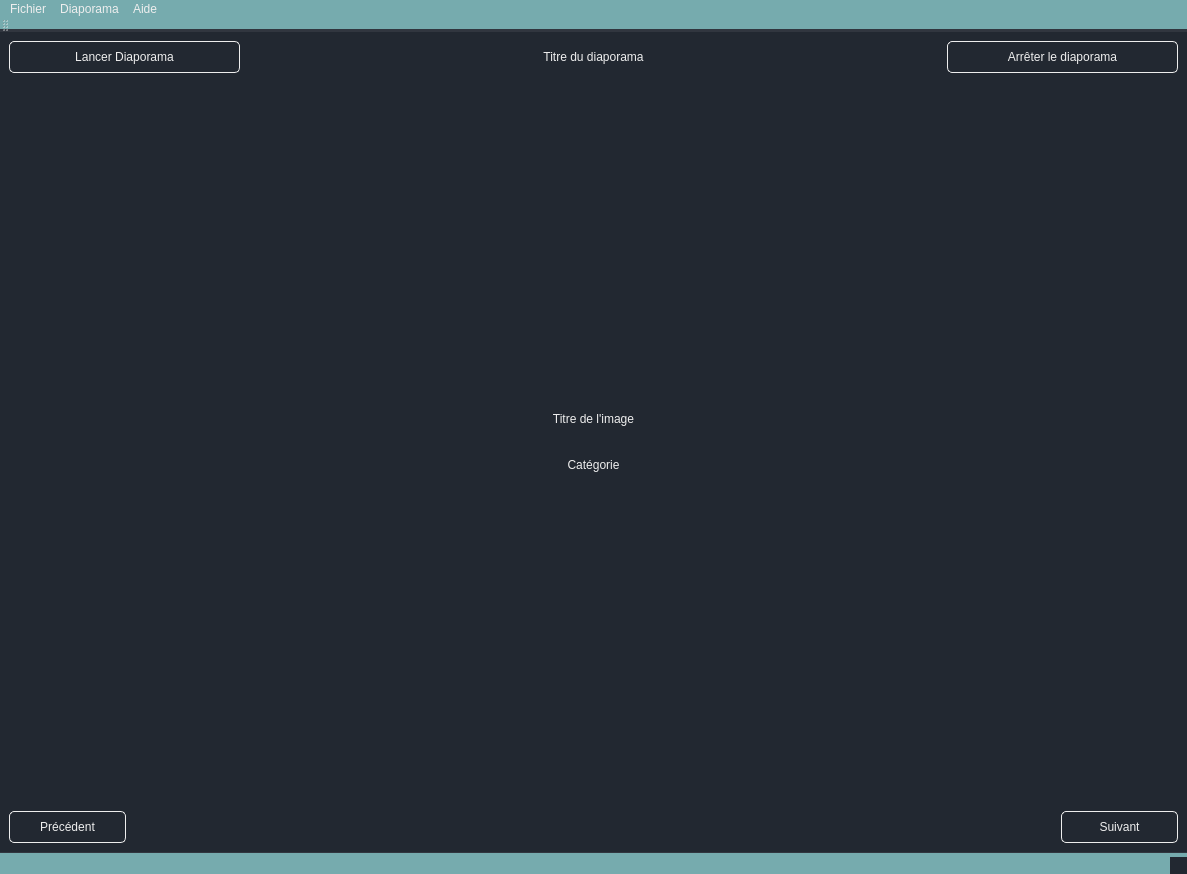
This is V7_MVP_lecteurDiaporama/Fichiers de code/lecteurvue.ui in FranzouGame/SAE1.01-LecteurDiaporama as Qt 5 draws it before an edit. The edited form follows.
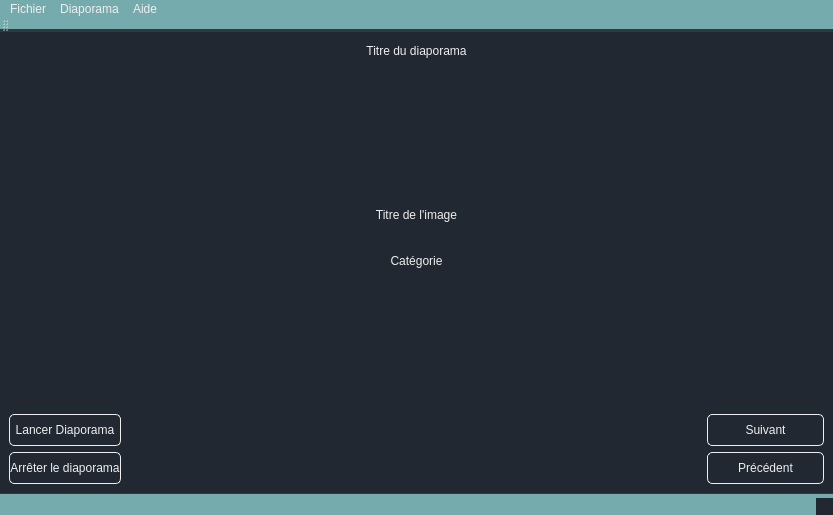
This is the edited form.

The edit to the form file:
```diff
--- a/V7_MVP_lecteurDiaporama/Fichiers de code/lecteurvue.ui
+++ b/V7_MVP_lecteurDiaporama/Fichiers de code/lecteurvue.ui
@@ -6,8 +6,8 @@
    <rect>
     <x>0</x>
     <y>0</y>
-    <width>1187</width>
-    <height>874</height>
+    <width>833</width>
+    <height>515</height>
    </rect>
   </property>
   <property name="windowTitle">
@@ -94,19 +94,12 @@
     }</string>
   </property>
   <widget class="QWidget" name="centralwidget">
-   <layout class="QVBoxLayout" name="verticalLayout_2">
+   <layout class="QVBoxLayout" name="verticalLayout_5">
     <item>
-     <layout class="QHBoxLayout" name="horizontalLayout" stretch="1,1,1,1,1">
+     <layout class="QHBoxLayout" name="horizontalLayout" stretch="1,1,1">
       <property name="sizeConstraint">
        <enum>QLayout::SetFixedSize</enum>
       </property>
-      <item>
-       <widget class="QPushButton" name="btnLancerDiapo">
-        <property name="text">
-         <string>Lancer Diaporama</string>
-        </property>
-       </widget>
-      </item>
       <item>
        <spacer name="horizontalSpacer">
         <property name="orientation">
@@ -143,13 +136,6 @@
         </property>
        </spacer>
       </item>
-      <item>
-       <widget class="QPushButton" name="btnArreterDiapo">
-        <property name="text">
-         <string>Arrêter le diaporama</string>
-        </property>
-       </widget>
-      </item>
      </layout>
     </item>
     <item>
@@ -242,11 +228,35 @@
     <item>
      <layout class="QHBoxLayout" name="horizontalLayout_2">
       <item>
-       <widget class="QPushButton" name="btnPrec">
-        <property name="text">
-         <string>Précédent</string>
+       <layout class="QVBoxLayout" name="verticalLayout_4">
+        <item>
+         <widget class="QPushButton" name="btnLancerDiapo">
+          <property name="text">
+           <string>Lancer Diaporama</string>
+          </property>
+         </widget>
+        </item>
+        <item>
+         <widget class="QPushButton" name="btnArreterDiapo">
+          <property name="text">
+           <string>Arrêter le diaporama</string>
+          </property>
+         </widget>
+        </item>
+       </layout>
+      </item>
+      <item>
+       <spacer name="horizontalSpacer_5">
+        <property name="orientation">
+         <enum>Qt::Horizontal</enum>
         </property>
-       </widget>
+        <property name="sizeHint" stdset="0">
+         <size>
+          <width>40</width>
+          <height>20</height>
+         </size>
+        </property>
+       </spacer>
       </item>
       <item>
        <spacer name="horizontalSpacerEntrePrecEtSuiv">
@@ -262,14 +272,28 @@
        </spacer>
       </item>
       <item>
-       <widget class="QPushButton" name="btnSuiv">
-        <property name="text">
-         <string>Suivant</string>
-        </property>
-       </widget>
+       <layout class="QVBoxLayout" name="verticalLayout_3">
+        <item>
+         <widget class="QPushButton" name="btnSuiv">
+          <property name="text">
+           <string>Suivant</string>
+          </property>
+         </widget>
+        </item>
+        <item>
+         <widget class="QPushButton" name="btnPrec">
+          <property name="text">
+           <string>Précédent</string>
+          </property>
+         </widget>
+        </item>
+       </layout>
       </item>
      </layout>
     </item>
+    <item>
+     <layout class="QVBoxLayout" name="verticalLayout_2"/>
+    </item>
    </layout>
   </widget>
   <widget class="QToolBar" name="toolBar">
@@ -288,8 +312,8 @@
     <rect>
      <x>0</x>
      <y>0</y>
-     <width>1187</width>
-     <height>21</height>
+     <width>833</width>
+     <height>22</height>
     </rect>
    </property>
    <widget class="QMenu" name="menuFichier">
```
